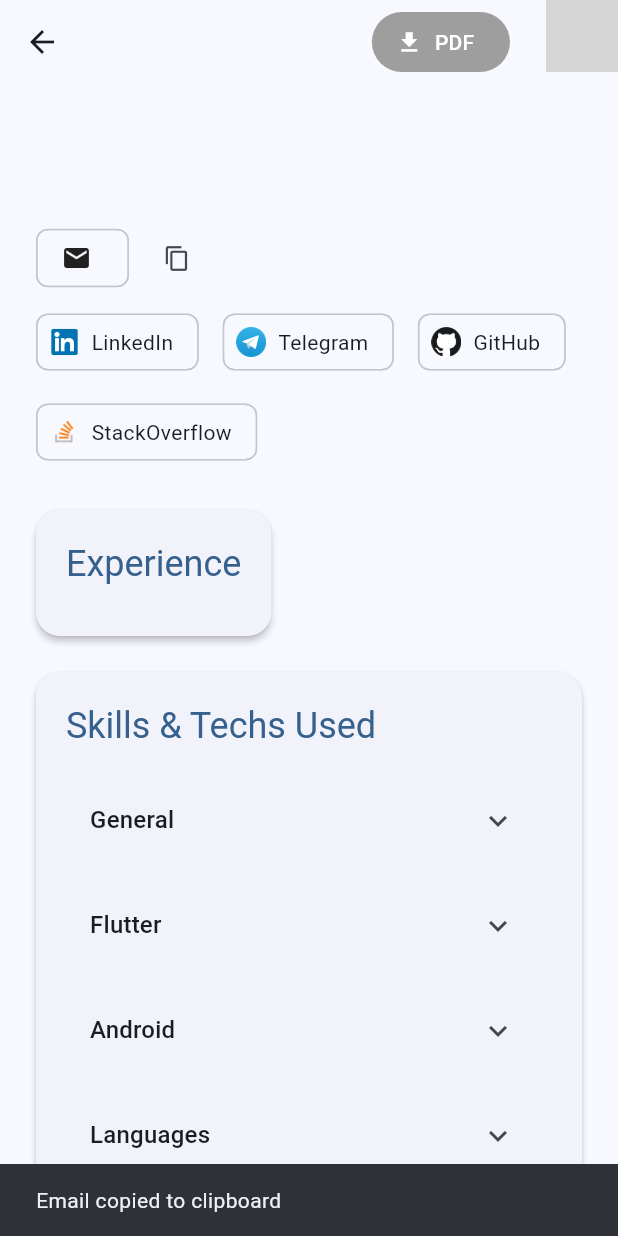
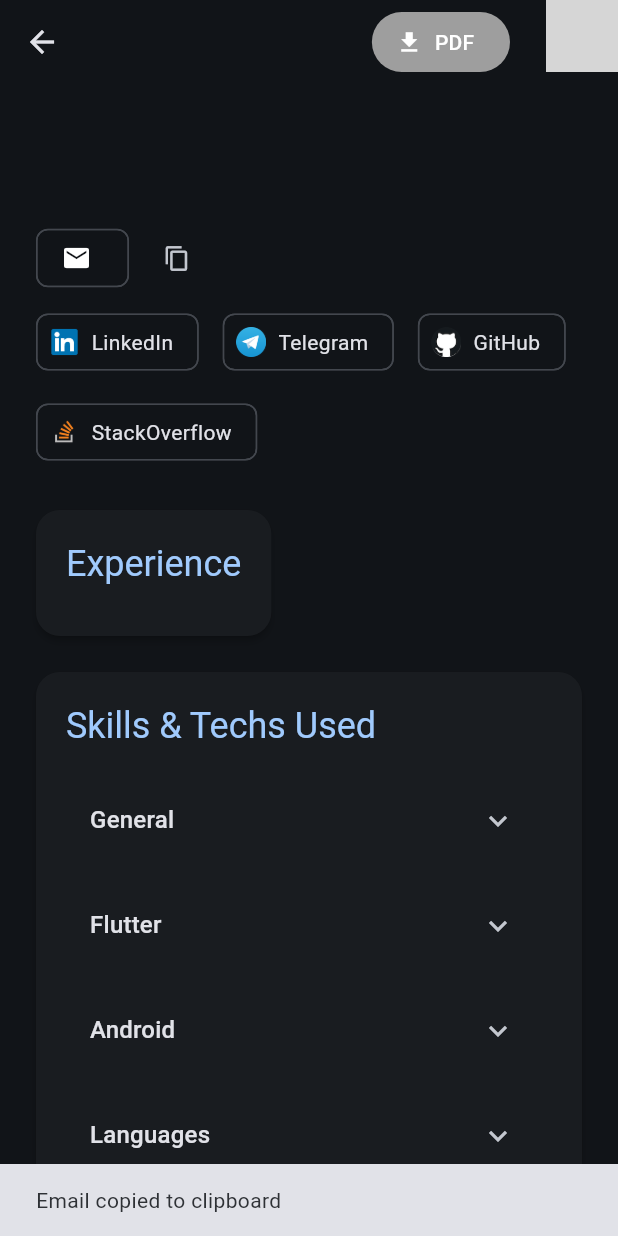
Before and after one commit to alex-marochko/flutter_cv, a Flutter app: the CvWebPage screen opened directly with empty values, after a tap on the "content copy" icon, on a phone screen of 412 x 824 dp. Run offline on Flutter 3.47's test engine with Material 3 defaults, Android fonts, the phone set to English and light mode, and no system bars; our stand-ins replace bloc, dartz, equatable, firebase_analytics, firebase_core, firebase_crashlytics and 6 more; missing offline and left inert: linkify, mosaic_cloud; accounts and stored records are empty; generated files the repository leaves out were written again; network calls fail; grey boxes are pictures that could not be loaded.

Commit message:
fix(ui): small adjustments, dark theme is default now

```diff
--- a/lib/core/theme/cubit/theme_cubit.dart
+++ b/lib/core/theme/cubit/theme_cubit.dart
@@ -2,7 +2,7 @@ import 'package:flutter/material.dart';
 import 'package:flutter_bloc/flutter_bloc.dart';
 
 class ThemeCubit extends Cubit<ThemeMode> {
-  ThemeCubit() : super(ThemeMode.light);
+  ThemeCubit() : super(ThemeMode.dark);
 
   void toggleTheme() {
     if (state == ThemeMode.light) {
--- a/lib/features/cv/presentation/cubit/cv_cubit.dart
+++ b/lib/features/cv/presentation/cubit/cv_cubit.dart
@@ -13,7 +13,7 @@ class CvCubit extends Cubit<CvState> {
   /// Loads CV data using the GetCv use case
   Future<void> loadCv() async {
     emit(CvLoading());
-    final result = await getCv().withMinDuration(const Duration(seconds: 2));
+    final result = await getCv().withMinDuration(const Duration(seconds: 4));
     result.fold((failure) {
       sl<CrashReportingService>().recordError(
         failure,
--- a/lib/main.dart
+++ b/lib/main.dart
@@ -46,9 +46,7 @@ class CvApp extends StatelessWidget {
                         failure: state.failure,
                         onRetry: () => context.read<CvCubit>().loadCv(),
                       ),
-                      _ => const LoadingScreen(
-                          key: ValueKey('loading_screen'),
-                        ),
+                      _ => const LoadingScreen(key: ValueKey('loading_screen')),
                     },
                   );
                 },
```
Also changed, not shown: lib/features/loading/presentation/loading_screen.dart (+2 -5 lines). Lines whose indentation alone changed are shown as unchanged.
